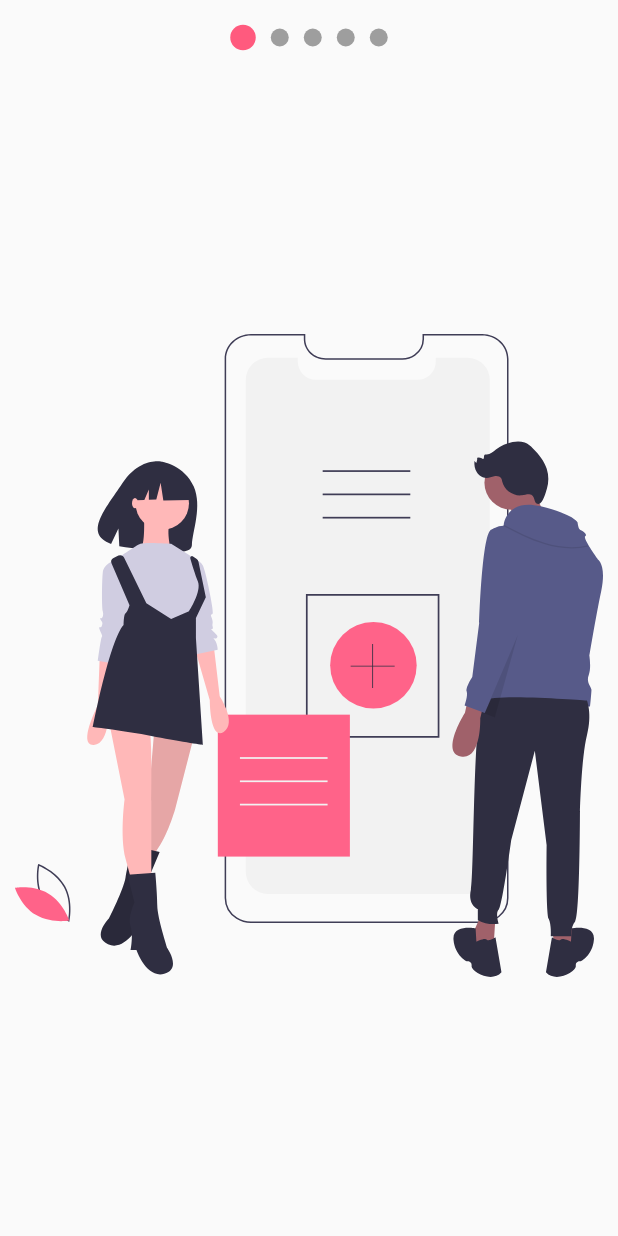
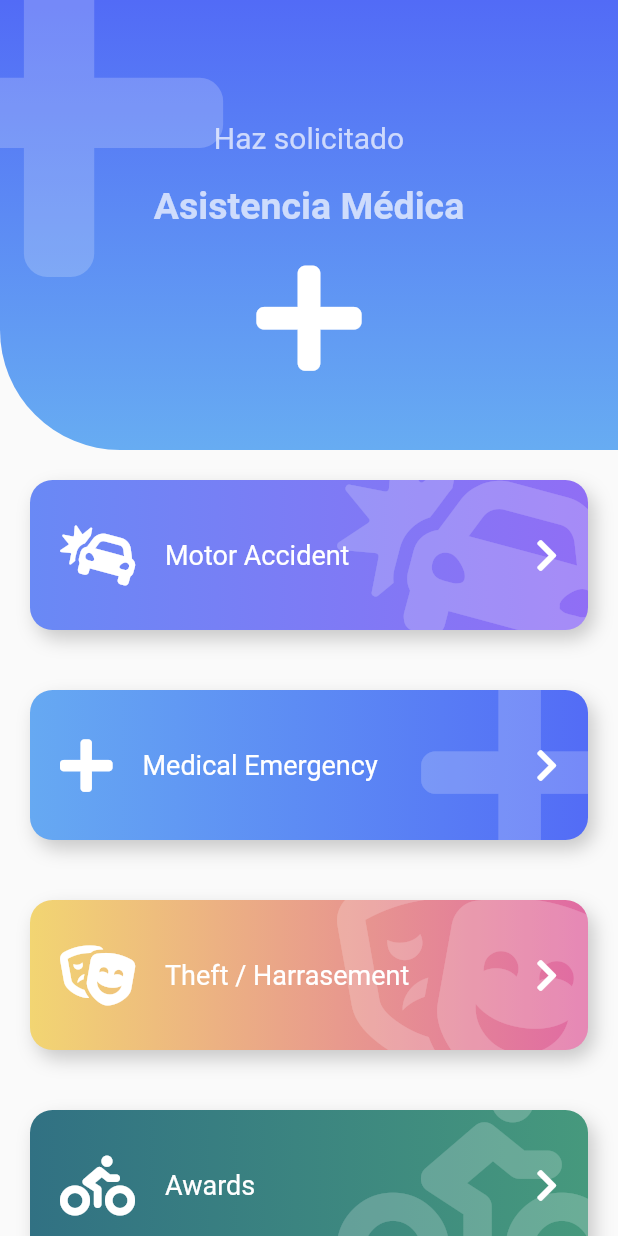
Before and after one commit to jdgn94/custom_painter_and_animations_flutter, a Flutter app: the screen it shows after launch, on a phone screen of 412 x 824 dp. Run offline on Flutter 3.47's test engine with Material 2 defaults, Android fonts, the light colour scheme and no system bars; our stand-ins replace animate_do, flutter_svg, font_awesome_flutter.

Commit message:
diseño de botones personalizados

```diff
--- a/lib/main.dart
+++ b/lib/main.dart
@@ -1,6 +1,8 @@
 import 'package:flutter/material.dart';
 
-import 'package:custom_painter/src/pages/slideshow_page.dart';
+import 'package:custom_painter/src/pages/emergency_page.dart';
+// import 'package:custom_painter/src/pages/pinterest_page.dart';
+// import 'package:custom_painter/src/pages/slideshow_page.dart';
 // import 'package:custom_painter/src/pages/graficas_circulares_page.dart';
 // import 'package:custom_painter/src/lab/cicular_progres_page.dart';
 // import 'package:custom_painter/src/challenges/cuadrado_animado_page.dart';
@@ -15,7 +17,7 @@ class MyApp extends StatelessWidget {
     return MaterialApp(
       title: 'Material App',
       debugShowCheckedModeBanner: false,
-      home: SlideshowPage(),
+      home: EmergencyPage(),
     );
   }
 }
--- a/lib/src/pages/emergency_page.dart
+++ b/lib/src/pages/emergency_page.dart
@@ -1,12 +1,89 @@
 import 'package:flutter/material.dart';
+
+import 'package:font_awesome_flutter/font_awesome_flutter.dart';
+import 'package:animate_do/animate_do.dart';
+
+import 'package:custom_painter/src/widgets/headers.dart';
+import 'package:custom_painter/src/widgets/custom_button.dart';
+
+class ItemBoton {
+  final IconData icon;
+  final String title;
+  final Color primary;
+  final Color secondary;
+
+  ItemBoton(this.icon, this.title, this.primary, this.secondary);
+}
+
+final items = <ItemBoton>[
+  new ItemBoton(FontAwesomeIcons.carCrash, 'Motor Accident', Color(0xff6989F5),
+      Color(0xff906EF5)),
+  new ItemBoton(FontAwesomeIcons.plus, 'Medical Emergency', Color(0xff66A9F2),
+      Color(0xff536CF6)),
+  new ItemBoton(FontAwesomeIcons.theaterMasks, 'Theft / Harrasement',
+      Color(0xffF2D572), Color(0xffE06AA3)),
+  new ItemBoton(
+      FontAwesomeIcons.biking, 'Awards', Color(0xff317183), Color(0xff46997D)),
+  new ItemBoton(FontAwesomeIcons.carCrash, 'Motor Accident', Color(0xff6989F5),
+      Color(0xff906EF5)),
+  new ItemBoton(FontAwesomeIcons.plus, 'Medical Emergency', Color(0xff66A9F2),
+      Color(0xff536CF6)),
+  new ItemBoton(FontAwesomeIcons.theaterMasks, 'Theft / Harrasement',
+      Color(0xffF2D572), Color(0xffE06AA3)),
+  new ItemBoton(
+      FontAwesomeIcons.biking, 'Awards', Color(0xff317183), Color(0xff46997D)),
+  new ItemBoton(FontAwesomeIcons.carCrash, 'Motor Accident', Color(0xff6989F5),
+      Color(0xff906EF5)),
+  new ItemBoton(FontAwesomeIcons.plus, 'Medical Emergency', Color(0xff66A9F2),
+      Color(0xff536CF6)),
+  new ItemBoton(FontAwesomeIcons.theaterMasks, 'Theft / Harrasement',
+      Color(0xffF2D572), Color(0xffE06AA3)),
+  new ItemBoton(
+      FontAwesomeIcons.biking, 'Awards', Color(0xff317183), Color(0xff46997D)),
+];
 
 class EmergencyPage extends StatelessWidget {
   @override
   Widget build(BuildContext context) {
+    List<Widget> itemMap = items
+        .map((item) => FadeInLeft(
+              child: CustomButton(
+                title: item.title,
+                icon: item.icon,
+                primary: item.primary,
+                secondary: item.secondary,
+                onPress: () {},
+              ),
+            ))
+        .toList();
+
     return Scaffold(
-      body: Center(
-        child: Text('Hola Mundo'),
+      body: Stack(
+        children: [
+          Container(
+            margin: EdgeInsets.only(top: 200),
+            child: ListView(
+              physics: BouncingScrollPhysics(),
+              children: [SizedBox(height: 100), ...itemMap],
+            ),
+          ),
+          PageHeader(),
+        ],
       ),
     );
   }
 }
+
+class PageHeader extends StatelessWidget {
+  @override
+  Widget build(BuildContext context) {
+    return IconHeader(
+      icon: FontAwesomeIcons.plus,
+      title: 'Haz solicitado',
+      subtitle: 'Asistencia Médica',
+      primary: Color(0xff526BF6),
+      secondary: Color(0xff67ACF2),
+      textColor: Colors.white,
+    );
+  }
+}
--- /dev/null
+++ b/lib/src/widgets/custom_button.dart
@@ -0,0 +1,121 @@
+import 'package:flutter/material.dart';
+import 'package:font_awesome_flutter/font_awesome_flutter.dart';
+
+class CustomButton extends StatelessWidget {
+  final IconData icon;
+  final IconData arrowIcon;
+  final String title;
+  final Color primary;
+  final Color secondary;
+  final Color textColor;
+  final Function onPress;
+
+  CustomButton({
+    @required this.icon,
+    @required this.title,
+    @required this.onPress,
+    this.primary = Colors.grey,
+    this.secondary = Colors.blueGrey,
+    this.textColor = Colors.white,
+    this.arrowIcon = FontAwesomeIcons.chevronRight,
+  });
+
+  @override
+  Widget build(BuildContext context) {
+    return Stack(
+      children: [
+        _CustomButtonBackground(icon, primary, secondary, textColor),
+        Row(
+          mainAxisAlignment: MainAxisAlignment.center,
+          children: [
+            SizedBox(height: 140, width: 40),
+            FaIcon(
+              icon,
+              color: textColor,
+              size: 40,
+            ),
+            SizedBox(width: 20),
+            Expanded(
+              child: Text(
+                title,
+                style: TextStyle(color: textColor, fontSize: 18),
+                overflow: TextOverflow.ellipsis,
+              ),
+            ),
+            FaIcon(
+              arrowIcon,
+              color: textColor,
+            ),
+            SizedBox(width: 40),
+          ],
+        ),
+        Container(
+          margin: EdgeInsets.all(20),
+          width: double.infinity,
+          height: 100,
+          child: Material(
+            color: Colors.transparent,
+            child: InkWell(
+              borderRadius: BorderRadius.circular(15),
+              splashColor: Colors.white10,
+              onTap: onPress,
+            ),
+          ),
+        ),
+      ],
+    );
+  }
+}
+
+class _CustomButtonBackground extends StatelessWidget {
+  final IconData icon;
+  final Color primary;
+  final Color secondary;
+  final Color textColor;
+
+  const _CustomButtonBackground(
+    this.icon,
+    this.primary,
+    this.secondary,
+    this.textColor,
+  );
+
+  @override
+  Widget build(BuildContext context) {
+    return Container(
+      width: double.infinity,
+      height: 100,
+      margin: EdgeInsets.all(20),
+      decoration: BoxDecoration(
+        borderRadius: BorderRadius.circular(15),
+        gradient: LinearGradient(colors: [
+          primary,
+          secondary,
+        ]),
+        boxShadow: [
+          BoxShadow(
+            color: Colors.black.withOpacity(0.2),
+            offset: Offset(4, 6),
+            blurRadius: 10,
+          ),
+        ],
+      ),
+      child: ClipRRect(
+        borderRadius: BorderRadius.circular(15),
+        child: Stack(
+          children: [
+            Positioned(
+              right: -20,
+              top: -20,
+              child: FaIcon(
+                icon,
+                size: 150,
+                color: textColor.withOpacity(0.2),
+              ),
+            ),
+          ],
+        ),
+      ),
+    );
+  }
+}
--- a/lib/src/widgets/headers.dart
+++ b/lib/src/widgets/headers.dart
@@ -1,4 +1,6 @@
 import 'package:flutter/material.dart';
+
+import 'package:font_awesome_flutter/font_awesome_flutter.dart';
 
 class HeaderCuadrado extends StatelessWidget {
   @override
@@ -302,3 +304,133 @@ class _HeaderWavesGradientPainter extends CustomPainter {
     return true;
   }
 }
+
+class IconHeader extends StatelessWidget {
+  final IconData icon;
+  final String title;
+  final String subtitle;
+  final Color primary;
+  final Color secondary;
+  final Color textColor;
+
+  IconHeader({
+    @required this.icon,
+    @required this.title,
+    @required this.subtitle,
+    this.primary = Colors.grey,
+    this.secondary = Colors.blueGrey,
+    this.textColor = Colors.white,
+  });
+
+  @override
+  Widget build(BuildContext context) {
+    return Stack(
+      children: [
+        _IconHeaderBackground(primary, secondary),
+        _IconHeaderPlusOpacity(icon, textColor),
+        _IconHeaderText(title, subtitle, icon, textColor)
+      ],
+    );
+  }
+}
+
+class _IconHeaderText extends StatelessWidget {
+  final String title;
+  final String subtitle;
+  final IconData icon;
+  final Color textColor;
+
+  const _IconHeaderText(
+    this.title,
+    this.subtitle,
+    this.icon,
+    this.textColor,
+  );
+
+  @override
+  Widget build(BuildContext context) {
+    final Color textColorOpacity = textColor.withOpacity(0.7);
+    return Column(
+      children: [
+        SizedBox(
+          height: 80,
+          width: double.infinity,
+        ),
+        Text(
+          title,
+          style: TextStyle(
+            fontSize: 20,
+            color: textColorOpacity,
+          ),
+        ),
+        SizedBox(height: 20),
+        Text(
+          subtitle,
+          style: TextStyle(
+            fontSize: 25,
+            fontWeight: FontWeight.bold,
+            color: textColorOpacity,
+          ),
+        ),
+        SizedBox(height: 20),
+        FaIcon(
+          icon,
+          size: 80,
+          color: textColor,
+        ),
+      ],
+    );
+  }
+}
+
+class _IconHeaderPlusOpacity extends StatelessWidget {
+  final Color textColor;
+  final IconData icon;
+
+  _IconHeaderPlusOpacity(
+    this.icon,
+    this.textColor,
+  );
+
+  @override
+  Widget build(BuildContext context) {
+    return Positioned(
+      top: -50,
+      left: -70,
+      child: FaIcon(
+        icon,
+        size: 250,
+        color: textColor.withOpacity(0.2),
+      ),
+    );
+  }
+}
+
+class _IconHeaderBackground extends StatelessWidget {
+  final Color primary;
+  final Color secondary;
+
+  _IconHeaderBackground(
+    this.primary,
+    this.secondary,
+  );
+
+  @override
+  Widget build(BuildContext context) {
+    return Container(
+      width: double.infinity,
+      height: 300,
+      decoration: BoxDecoration(
+        borderRadius: BorderRadius.only(bottomLeft: Radius.circular(80.0)),
+        gradient: LinearGradient(
+          begin: Alignment.topCenter,
+          end: Alignment.bottomCenter,
+          colors: [
+            primary,
+            secondary,
+          ],
+        ),
+      ),
+    );
+  }
+}
--- a/pubspec.yaml
+++ b/pubspec.yaml
@@ -31,6 +31,8 @@ dependencies:
   flutter_svg: ^0.20.0-nullsafety.3
   provider:
   flutter_staggered_grid_view:
+  font_awesome_flutter:
+  animate_do:
 
 dev_dependencies:
   flutter_test:
```
Also changed, not shown: pubspec.lock.
